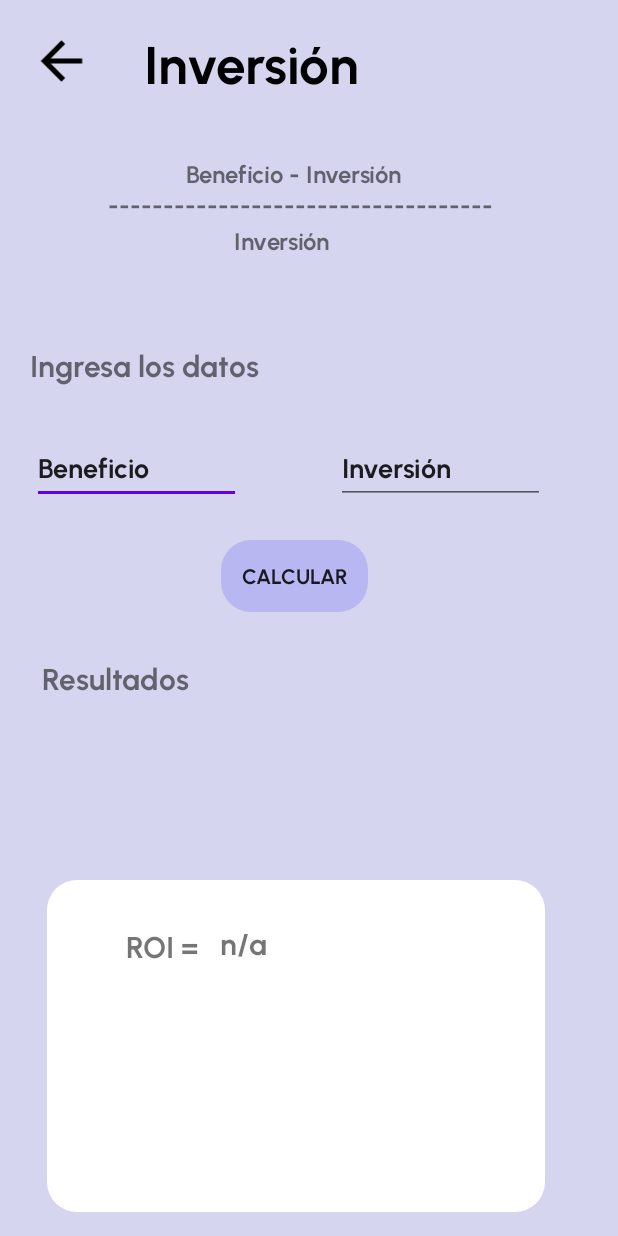
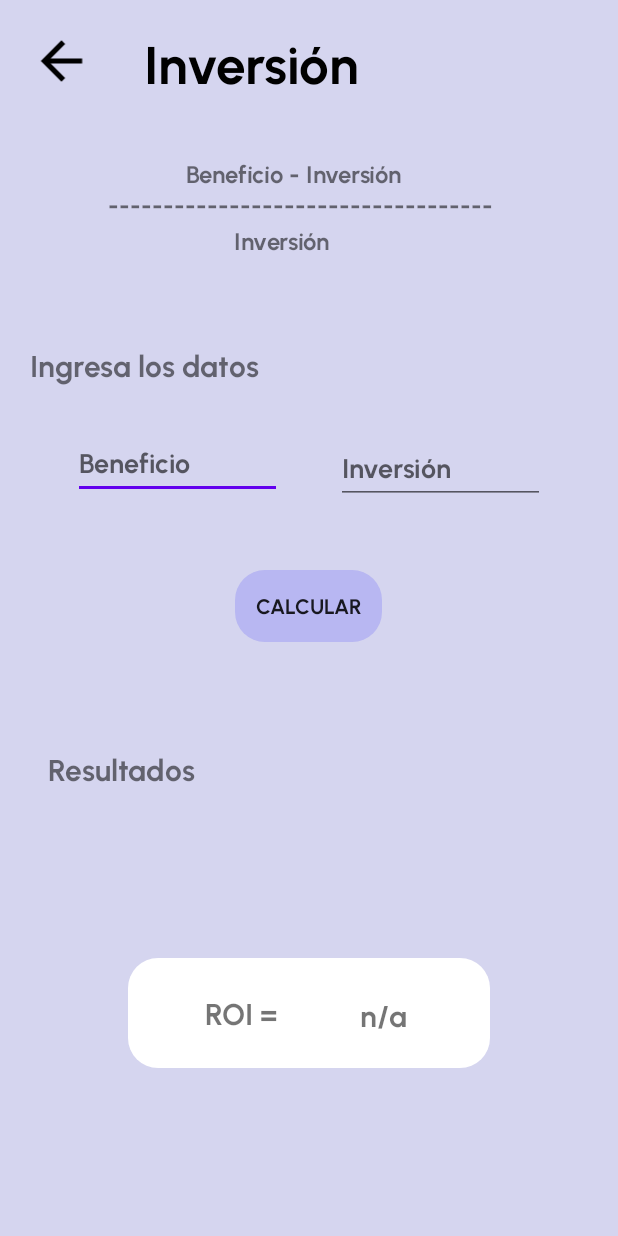
Before and after one commit to KariVI/EnterFiance-App, an Android app: the Investment screen opened directly, with no data from a screen before it, on a phone screen of 412 x 824 dp. Run offline under Robolectric (Android 15) with nearby library versions, the phone set to English and light mode, and no system bars.

Commit message:
Inversión actualización

```diff
--- a/app/src/main/java/com/example/enterfiance/Investment.java
+++ b/app/src/main/java/com/example/enterfiance/Investment.java
@@ -27,7 +27,7 @@ public class Investment extends AppCompatActivity {
                 float investmentValue =  Integer.parseInt(String.valueOf(investment.getText()));
                 float ROI = (benefitValue - investmentValue) / investmentValue;
                 TextView ROIValue =  (TextView) findViewById(R.id.tvRoi);
-                ROIValue.setText(String. valueOf(ROI));
+                ROIValue.setText(String. valueOf(ROI*100)+" %");
             }
         }
         );
--- a/app/src/main/res/layout/activity_investment.xml
+++ b/app/src/main/res/layout/activity_investment.xml
@@ -36,13 +36,13 @@
         android:id="@+id/benefitInput"
         android:layout_width="139dp"
         android:layout_height="48dp"
-        android:layout_marginTop="31dp"
-        android:layout_marginEnd="12dp"
+        android:layout_marginTop="28dp"
+        android:layout_marginEnd="36dp"
         android:ems="10"
         android:fontFamily="@font/urbanistbold"
         android:inputType="textPersonName"
-        android:text="Beneficio"
-        app:layout_constraintEnd_toEndOf="@+id/textView16"
+        android:hint="Beneficio"
+        app:layout_constraintEnd_toStartOf="@+id/investmentInput"
         app:layout_constraintTop_toBottomOf="@+id/textView16" />
 
     <EditText
@@ -54,7 +54,7 @@
         android:ems="10"
         android:fontFamily="@font/urbanistbold"
         android:inputType="textPersonName"
-        android:text="Inversión"
+        android:hint="Inversión"
         app:layout_constraintStart_toStartOf="@+id/textView16"
         app:layout_constraintTop_toBottomOf="@+id/textView16" />
 
@@ -73,8 +73,8 @@
         android:id="@+id/textView20"
         android:layout_width="wrap_content"
         android:layout_height="wrap_content"
-        android:layout_marginStart="8dp"
-        android:layout_marginTop="31dp"
+        android:layout_marginStart="12dp"
+        android:layout_marginTop="72dp"
         android:fontFamily="@font/urbanistbold"
         android:text="Resultados"
         android:textSize="20sp"
@@ -85,33 +85,29 @@
         android:id="@+id/textView26"
         android:layout_width="wrap_content"
         android:layout_height="wrap_content"
-        android:layout_marginBottom="164dp"
         android:elevation="3dp"
         android:fontFamily="@font/urbanistbold"
         android:text="ROI = "
         android:textSize="20sp"
         app:layout_constraintBottom_toBottomOf="@+id/background"
-        app:layout_constraintEnd_toEndOf="@+id/background"
-        app:layout_constraintHorizontal_bias="0.188"
+        app:layout_constraintEnd_toStartOf="@+id/tvRoi"
         app:layout_constraintStart_toStartOf="@+id/background"
-        app:layout_constraintTop_toBottomOf="@+id/textView20"
-        app:layout_constraintVertical_bias="1.0" />
+        app:layout_constraintTop_toTopOf="@+id/background" />
 
     <TextView
         android:id="@+id/tvRoi"
-        android:layout_width="55dp"
-        android:layout_height="28dp"
-        android:layout_marginBottom="164dp"
+        android:layout_width="wrap_content"
+        android:layout_height="wrap_content"
         android:elevation="3dp"
         android:fontFamily="@font/urbanistbold"
         android:text="n/a"
         android:textSize="20sp"
         app:layout_constraintBottom_toBottomOf="@+id/background"
         app:layout_constraintEnd_toEndOf="@+id/background"
-        app:layout_constraintHorizontal_bias="0.418"
-        app:layout_constraintStart_toStartOf="@+id/background"
-        app:layout_constraintTop_toBottomOf="@+id/textView20"
-        app:layout_constraintVertical_bias="1.0" />
+        app:layout_constraintHorizontal_bias="0.664"
+        app:layout_constraintStart_toEndOf="@+id/textView20"
+        app:layout_constraintTop_toTopOf="@+id/background"
+        app:layout_constraintVertical_bias="0.533" />
 
     <TextView
         android:id="@+id/textView17"
@@ -152,7 +148,7 @@
         android:id="@+id/btCalculate"
         android:layout_width="98dp"
         android:layout_height="48dp"
-        android:layout_marginTop="24dp"
+        android:layout_marginTop="44dp"
         android:layout_marginEnd="108dp"
         android:background="@drawable/rounded_corner"
         android:backgroundTint="#B8B7F2"
@@ -160,7 +156,7 @@
         android:fontFamily="@font/urbanistbold"
         android:text="Calcular"
         app:layout_constraintEnd_toEndOf="@+id/investmentInput"
-        app:layout_constraintHorizontal_bias="0.925"
+        app:layout_constraintHorizontal_bias="0.992"
         app:layout_constraintStart_toStartOf="@+id/benefitInput"
         app:layout_constraintTop_toBottomOf="@+id/investmentInput"
         app:rippleColor="#B8B7F2"
@@ -168,9 +164,9 @@
 
     <Button
         android:id="@+id/background"
-        android:layout_width="332dp"
-        android:layout_height="221dp"
-        android:layout_marginBottom="16dp"
+        android:layout_width="241dp"
+        android:layout_height="73dp"
+        android:layout_marginBottom="112dp"
         android:background="@drawable/rounded_corner"
         android:backgroundTint="@color/white"
         android:clickable="true"
@@ -178,7 +174,6 @@
         android:text=""
         app:layout_constraintBottom_toBottomOf="parent"
         app:layout_constraintEnd_toEndOf="parent"
-        app:layout_constraintHorizontal_bias="0.392"
         app:layout_constraintStart_toStartOf="parent"
         app:layout_constraintTop_toBottomOf="@+id/textView20"
         app:layout_constraintVertical_bias="1.0" />
```
